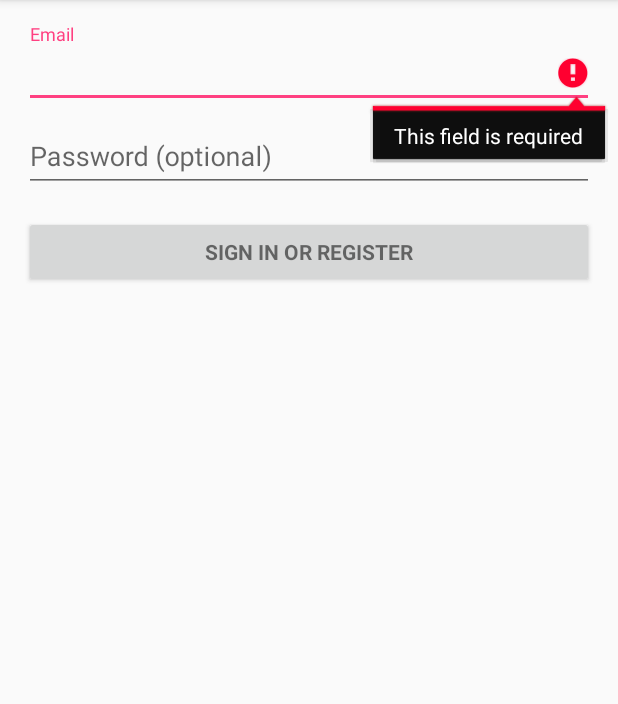
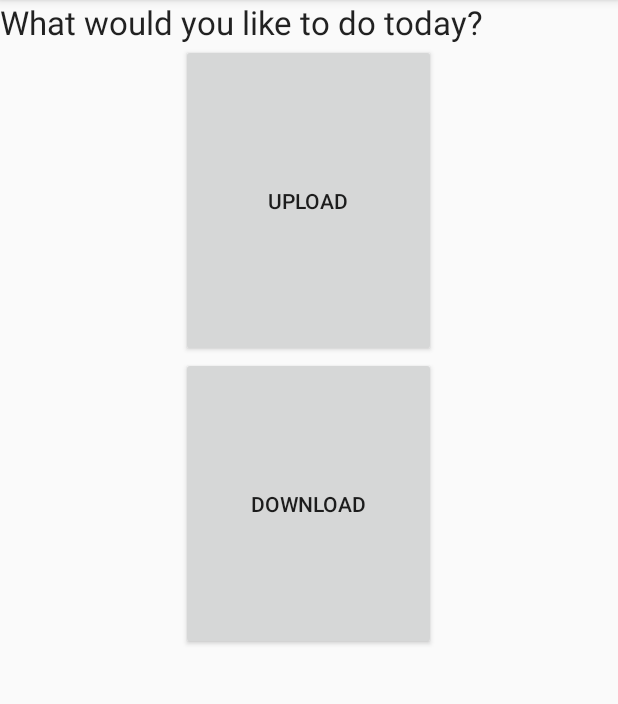
Before and after one commit to Tiasa/CS446Awesomeness, an Android app: the screen it shows after launch (LoginActivity before the commit, SelectActivity after it), after a tap on "SIGN IN OR REGISTER", on a phone screen of 412 x 824 dp, the part 84-788 px from its top. Run offline under Robolectric (Android 15) with nearby library versions, the phone set to English and light mode, and no system bars; 2 statements that could not run were skipped.

Commit message:
Everything is connected and upload is kind of working

```diff
--- a/NoteBank/app/src/main/java/cs446/notebank/LoginActivity.java
+++ b/NoteBank/app/src/main/java/cs446/notebank/LoginActivity.java
@@ -84,12 +84,13 @@ public class LoginActivity extends AppCompatActivity implements LoaderCallbacks<
                 return false;
             }
         });
-
+        final Context context = this;
         Button mEmailSignInButton = (Button) findViewById(R.id.email_sign_in_button);
         mEmailSignInButton.setOnClickListener(new OnClickListener() {
             @Override
             public void onClick(View view) {
-                attemptLogin();
+                Intent intent = new Intent(context, SelectActivity.class);
+                startActivity(intent);
             }
         });
 
--- /dev/null
+++ b/NoteBank/app/src/main/java/cs446/notebank/SelectActivity.java
@@ -0,0 +1,37 @@
+package cs446.notebank;
+
+import android.content.Context;
+import android.content.Intent;
+import android.support.v7.app.AppCompatActivity;
+import android.os.Bundle;
+import android.view.View;
+import android.widget.Button;
+
+public class SelectActivity extends AppCompatActivity {
+    private Button upload,download;
+    @Override
+    protected void onCreate(Bundle savedInstanceState) {
+        super.onCreate(savedInstanceState);
+        setContentView(R.layout.activity_select_activity);
+        addListenerOnButton();
+    }
+    public void addListenerOnButton() {
+        upload = (Button) findViewById(R.id.upload_button);
+        download = (Button) findViewById(R.id.download_button);
+        final Context context = this;
+        upload.setOnClickListener(new View.OnClickListener() {
+            @Override
+            public void onClick(View v) {
+                Intent intent = new Intent(context, UploadActivity.class);
+                startActivity(intent);
+            }
+        });
+        download.setOnClickListener(new View.OnClickListener() {
+            @Override
+            public void onClick(View v) {
+                Intent intent = new Intent(context, DownloadActivity.class);
+                startActivity(intent);
+            }
+        });
+    }
+}
--- /dev/null
+++ b/NoteBank/app/src/main/res/layout/activity_select_activity.xml
@@ -0,0 +1,29 @@
+<?xml version="1.0" encoding="utf-8"?>
+<LinearLayout xmlns:android="http://schemas.android.com/apk/res/android"
+    android:orientation="vertical" android:layout_width="match_parent"
+    android:layout_height="match_parent"
+    android:weightSum="1">
+
+    <TextView
+        android:layout_width="match_parent"
+        android:layout_height="wrap_content"
+        android:textAppearance="?android:attr/textAppearanceLarge"
+        android:text="What would you like to do today?"
+        android:id="@+id/select_text" />
+
+    <Button
+        android:layout_width="170dp"
+        android:layout_height="wrap_content"
+        android:text="Upload"
+        android:id="@+id/upload_button"
+        android:layout_gravity="center_horizontal"
+        android:layout_weight="0.25" />
+
+    <Button
+        android:layout_width="170dp"
+        android:layout_height="wrap_content"
+        android:text="Download"
+        android:id="@+id/download_button"
+        android:layout_gravity="center_horizontal"
+        android:layout_weight="0.23" />
+</LinearLayout>
--- a/NoteBank/app/src/main/res/layout/activity_upload_choice.xml
+++ b/NoteBank/app/src/main/res/layout/activity_upload_choice.xml
@@ -9,7 +9,10 @@
         android:layout_height="wrap_content"
         android:id="@+id/upload_choice"
         android:layout_gravity="center_horizontal"
-        android:text="How Do you want to upload the notes?" />
+        android:text="How Do you want to upload the notes?"
+        android:clickable="false"
+        android:editable="false"
+        android:enabled="false" />
 
     <Button
         android:layout_width="170dp"
```
Also changed, not shown: NoteBank/app/src/main/AndroidManifest.xml (+7 -6 lines), NoteBank/app/src/main/java/cs446/notebank/UploadActivity.java (+8 -8 lines), NoteBank/app/src/main/java/cs446/notebank/UploadChoiceActivity.java (added, +13 -0 lines), NoteBank/app/src/main/res/layout/activity_upload.xml (+16 -22 lines).
